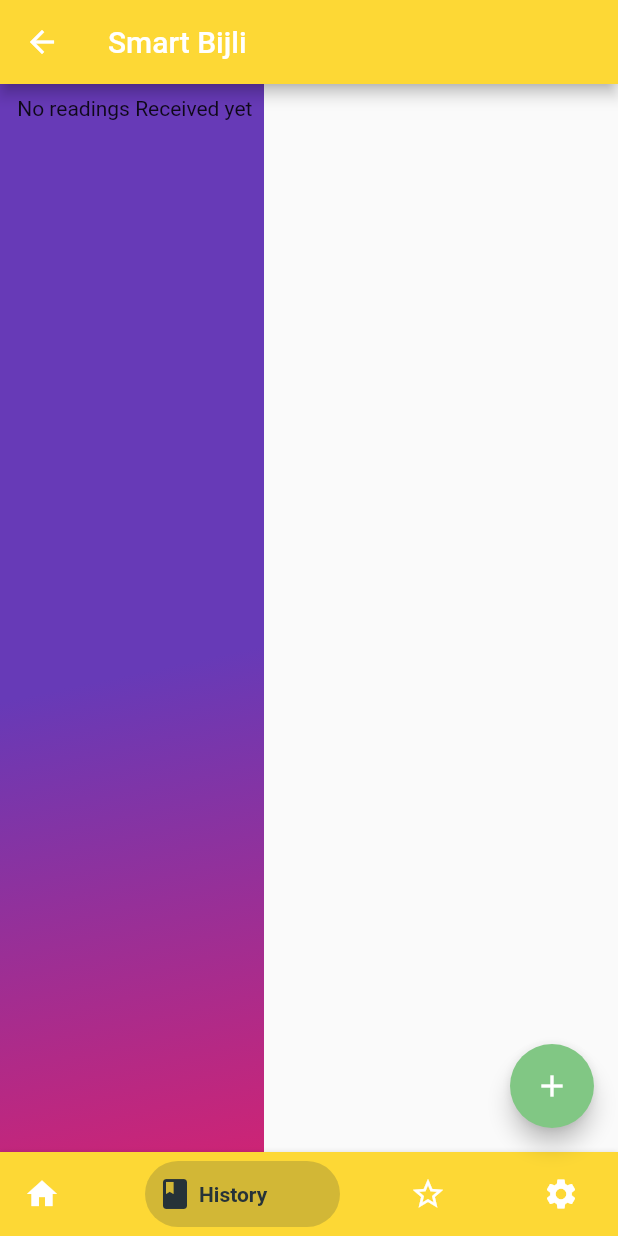
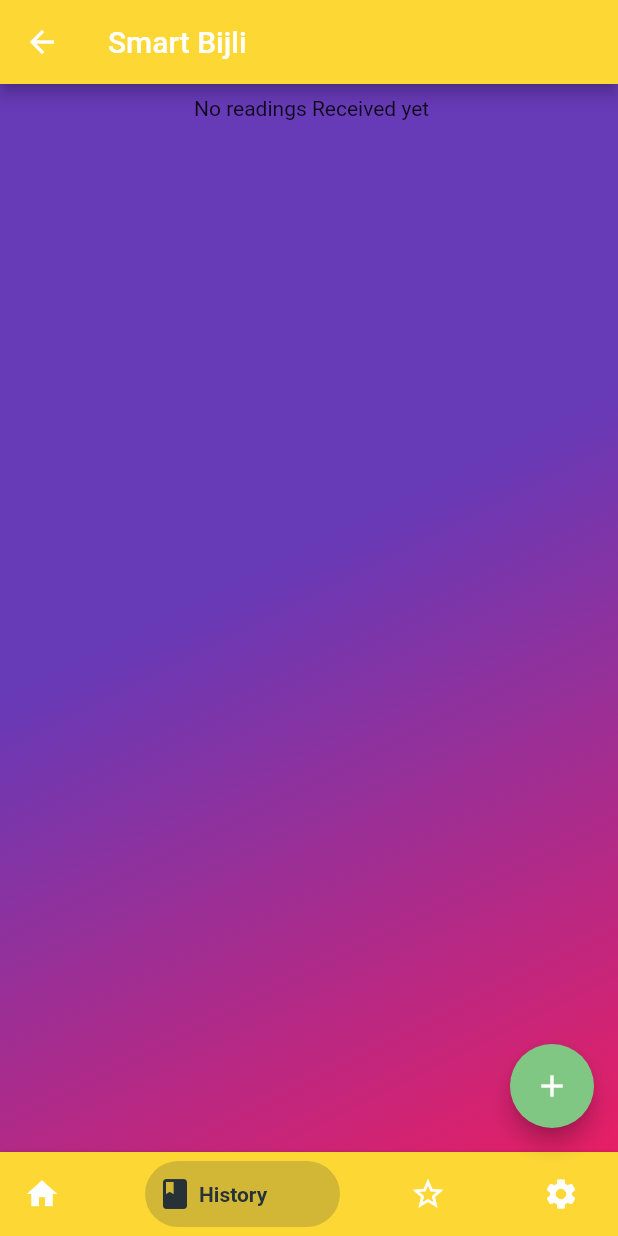
Before and after one commit to ArpitLkrwle/Smart_Electricty_Monitoring_App, a Flutter app: the HomePage screen opened directly, swiped to page 2, on a phone screen of 412 x 824 dp. Run offline on Flutter 3.47's test engine with Material 2 defaults, Android fonts, the phone set to English and light mode, and no system bars; drawn by our look-alikes of bottom_navy_bar; our stand-ins replace cloud_firestore, firebase_auth, firebase_core, fl_chart, flutter_signin_button, get and 3 more; accounts and stored records are empty.

Commit message:
fixed few bugs
1. bar chart not updating
2. no reading container not covering full page.

```diff
--- a/lib/navy_pages/logs.dart
+++ b/lib/navy_pages/logs.dart
@@ -41,7 +41,7 @@ class _LogsState extends State<Logs> {
           snapshot.data.docs.map((DocumentSnapshot document) {
             Map a = document.data() as Map<String, dynamic>;
             storedocs.add(a);
-            Values.SelectedDocs.add(a);
+            Values.SelectedDocs = storedocs;
             a['id'] = document.id;
           }).toList();
           var size = MediaQuery.of(context).size;
@@ -54,6 +54,7 @@ class _LogsState extends State<Logs> {
             body: SingleChildScrollView(
               child: Container(
                 height: MediaQuery.of(context).size.height,
+                width: MediaQuery.of(context).size.width,
                 decoration: BoxDecoration(
                     gradient: LinearGradient(
                   begin: Alignment.centerLeft,
@@ -69,10 +70,16 @@ class _LogsState extends State<Logs> {
                     spacing: 50,
                     children: <Widget>[
                       if (storedocs.isEmpty) ...{
-                        Text(" No readings Received yet"),
+                        Center(
+                          child: Column(
+                            children: [
+                              Text(" No readings Received yet"),
+                            ],
+                          ),
+                        )
                       } else ...{
                         Container(
-                          height: 280,
+                          height: 300,
                           width: double.infinity,
                           child: GestureDetector(
                             onHorizontalDragEnd: (details) {
@@ -85,10 +92,11 @@ class _LogsState extends State<Logs> {
                               }
                             },
                             child: _showBarChart
-                                ? BarChartSample1()
-                                : WeekPieChart(),
+                                ? WeekPieChart()
+                                : BarChartSample1(),
                           ),
                         ),
+
                         // SizedBox(
                         //   height: 20,
                         // ),
--- a/lib/widget/bar_chart.dart
+++ b/lib/widget/bar_chart.dart
@@ -43,9 +43,7 @@ class BarChartSample1State extends State<BarChartSample1> {
   @override
   Widget build(BuildContext context) {
     _generateWeeklyReport();
-    return AspectRatio(
-      aspectRatio: 1,
-      child: Card(
+    return Card(
       shape: RoundedRectangleBorder(borderRadius: BorderRadius.circular(18)),
       color: const Color(0xff81e5cd),
       child: Stack(
@@ -93,7 +91,6 @@ class BarChartSample1State extends State<BarChartSample1> {
             ),
           ),
         ],
-        ),
       ),
     );
   }
--- a/lib/widget/logs_widget.dart
+++ b/lib/widget/logs_widget.dart
@@ -58,6 +58,7 @@ Card logss(String unitss, DateTime dst, String id) {
               IconButton(
                 onPressed: () {
                   deleteuser(id);
+
                 },
                 icon: Icon(Icons.delete_outline),
                 iconSize: 20,
```
Also changed, not shown: lib/values.dart (+13 -0 lines), lib/weeklyreport.dart (added, +19 -0 lines), lib/widget/pie_chart.dart (+1 -6 lines). Lines whose indentation alone changed are shown as unchanged.
